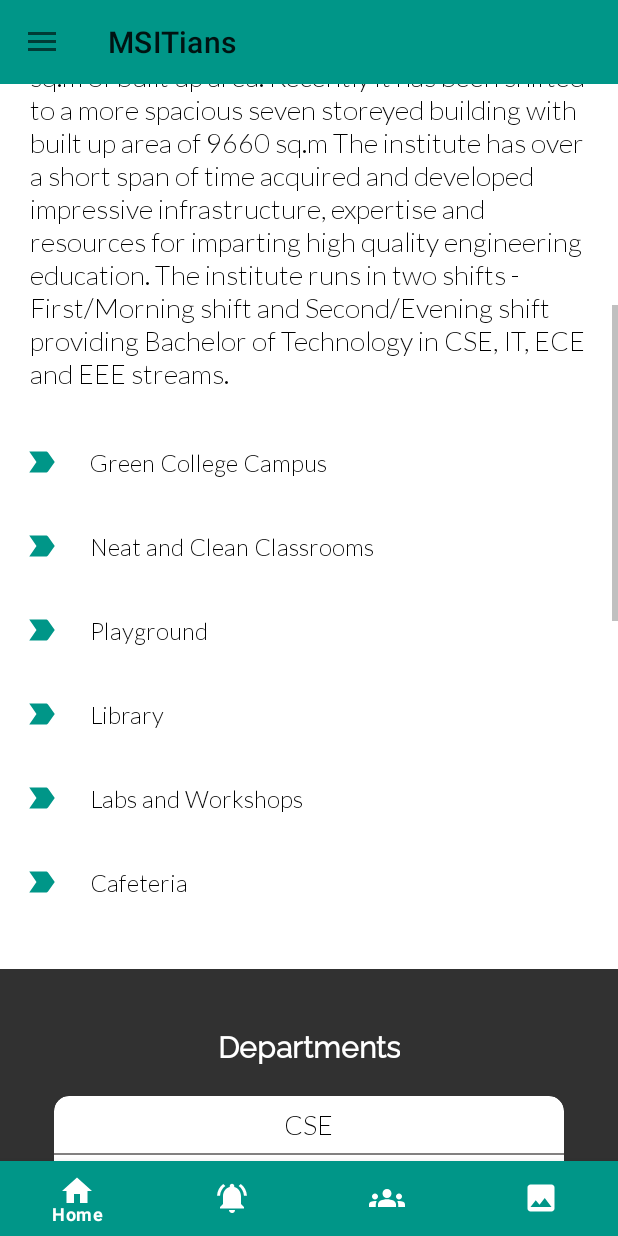
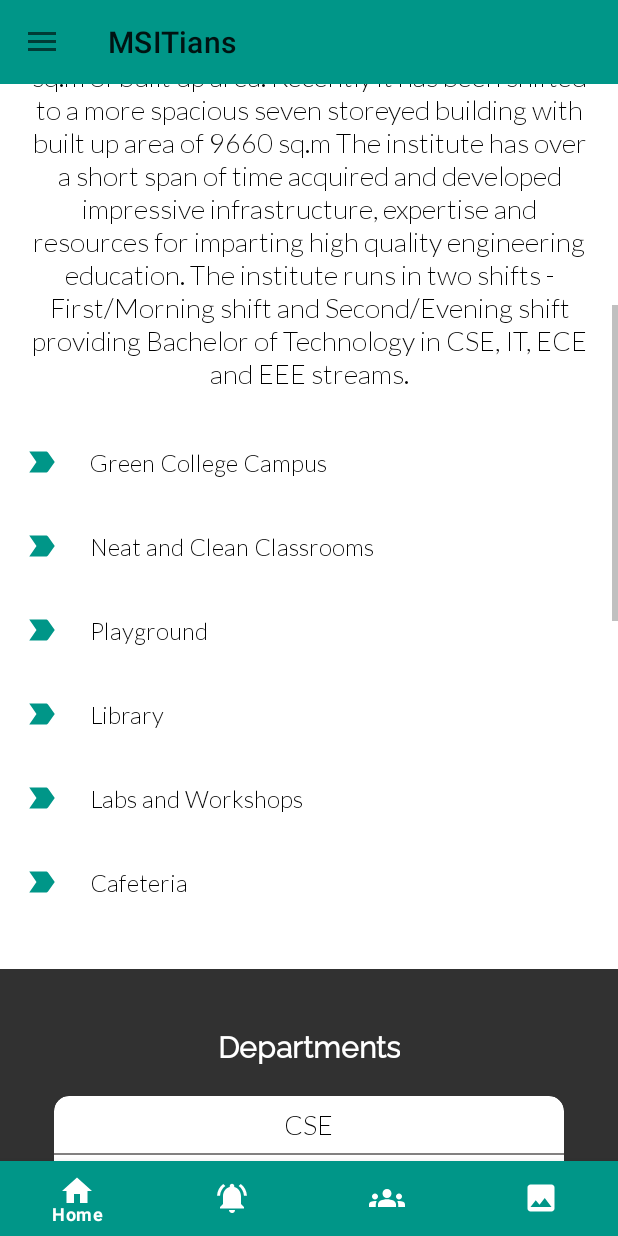
Before and after one commit to Chander-Shekhar-18/MSITian, an Android app: the screen it shows after launch once a user with an empty profile is signed in (MainActivity), scrolled down 502 dp, on a phone screen of 412 x 824 dp. Run offline under Robolectric (Android 15) with nearby library versions, the light colour scheme and no system bars; our stand-ins replace Firebase (no records; nobody signed in at launch, a user with empty details on screens opened directly), navigation-ui; libraries missing offline, so code that uses them is left out: com.github.ybq.android, com.smarteist.autoimageslider; plain views replace SliderView; 6 statements that could not run were skipped.

Commit message:
Final Commit For Production

```diff
--- a/app/src/main/res/drawable/circle_indicatore.xml
+++ b/app/src/main/res/drawable/circle_indicatore.xml
@@ -1,7 +1,7 @@
 <?xml version="1.0" encoding="utf-8"?>
 <shape xmlns:android="http://schemas.android.com/apk/res/android"
     android:shape="oval">
-    <solid android:color="@color/black" />
+    <solid android:color="@color/textColor" />
     <size
         android:width="120dp"
         android:height="120dp" />
--- a/app/src/main/res/layout/fragment_home.xml
+++ b/app/src/main/res/layout/fragment_home.xml
@@ -56,6 +56,7 @@
                 android:layout_width="wrap_content"
                 android:layout_height="wrap_content"
                 android:layout_gravity="center_horizontal"
+                android:textAlignment="center"
                 android:layout_margin="20dp"
                 android:fontFamily="@string/light"
                 android:text="@string/about_college"
@@ -332,11 +333,13 @@
                     android:layout_height="353dp"
                     android:layout_marginHorizontal="4dp"
                     android:layout_marginTop="22dp"
+                    android:layout_marginLeft="5dp"
+                    android:layout_marginRight="5dp"
                     android:layout_toStartOf="@+id/btnSwipeRight"
                     android:layout_toEndOf="@+id/btnSwipeLeft"
-                    android:clipToPadding="false"
                     android:foregroundGravity="center"
-                    android:overScrollMode="never" />
+                    android:overScrollMode="never"
+                    />
 
 
                 <LinearLayout
--- a/app/src/main/res/mipmap-anydpi-v26/ic_launcher.xml
+++ /dev/null
@@ -1,5 +0,0 @@
-<?xml version="1.0" encoding="utf-8"?>
-<adaptive-icon xmlns:android="http://schemas.android.com/apk/res/android">
-    <background android:drawable="@drawable/ic_launcher_background" />
-    <foreground android:drawable="@drawable/ic_launcher_foreground" />
-</adaptive-icon>
--- a/app/src/main/res/mipmap-anydpi-v26/ic_launcher_round.xml
+++ /dev/null
@@ -1,5 +0,0 @@
-<?xml version="1.0" encoding="utf-8"?>
-<adaptive-icon xmlns:android="http://schemas.android.com/apk/res/android">
-    <background android:drawable="@drawable/ic_launcher_background" />
-    <foreground android:drawable="@drawable/ic_launcher_foreground" />
-</adaptive-icon>
```
Also changed, not shown: app/build.gradle (+5 -5 lines), app/src/main/java/com/example/msitian/FullImageActivity.java (+11 -9 lines), app/src/main/res/layout/new_layout_for_branch.xml (+15 -6 lines), app/src/main/res/mipmap-hdpi/ic_launcher.png, app/src/main/res/mipmap-hdpi/ic_launcher_round.png, app/src/main/res/mipmap-mdpi/ic_launcher.png, app/src/main/res/mipmap-mdpi/ic_launcher_round.png, app/src/main/res/mipmap-xhdpi/ic_launcher.png, app/src/main/res/mipmap-xhdpi/ic_launcher_round.png, app/src/main/res/mipmap-xxhdpi/ic_launcher.png, app/src/main/res/mipmap-xxhdpi/ic_launcher_round.png, app/src/main/res/mipmap-xxxhdpi/ic_launcher.png, app/src/main/res/mipmap-xxxhdpi/ic_launcher_round.png.
